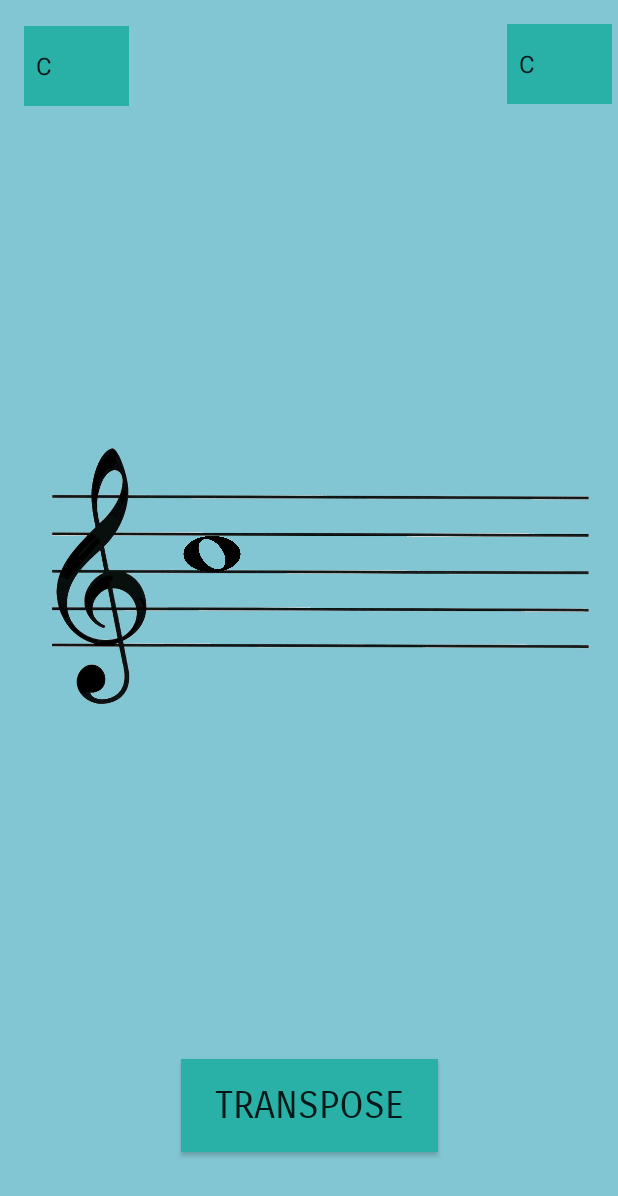
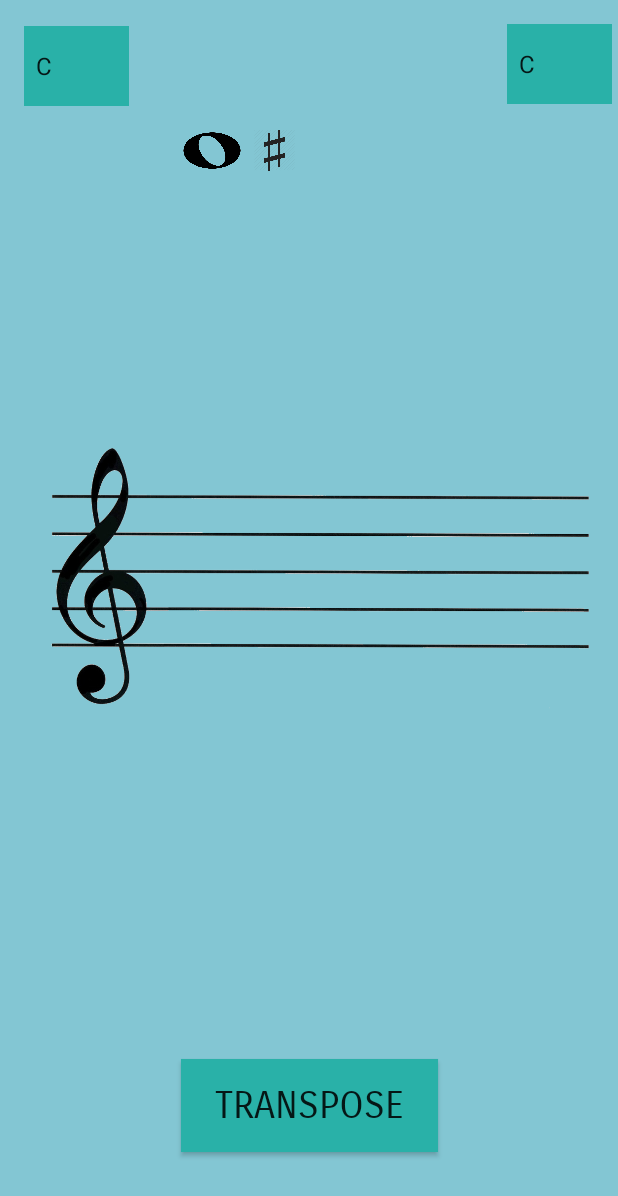
Before and after one commit to Gurnek/Transposer, an Android app: the MainActivity screen opened directly, with no data from a screen before it, after a tap on "TRANSPOSE", on a phone screen of 412 x 824 dp. Shown: the top 1196 px of the screen. Run offline under Robolectric (Android 15) with nearby library versions, the phone set to English and light mode, and no system bars; libraries missing offline, so code that uses them is left out: jm.music.data, jm.util; 2 other taps on this screen came first.

Commit message:
transpose first pass

```diff
--- a/app/src/main/java/com/xyz/gbd/transposer/MainActivity.java
+++ b/app/src/main/java/com/xyz/gbd/transposer/MainActivity.java
@@ -3,7 +3,7 @@ import jm.JMC;
 import jm.music.data.Note;
 import jm.util.Play;
 
-import android.content.res.Resources;
+import java.util.Calendar;
 import android.support.v7.app.AppCompatActivity;
 import android.os.Bundle;
 import android.util.Log;
@@ -15,10 +15,6 @@ import android.widget.ImageView;
 import android.widget.Spinner;
 import jm.JMC.*;
 
-import java.lang.reflect.Field;
-
-
-
 public class MainActivity extends AppCompatActivity implements View.OnTouchListener {
     ImageView sans1;
     ImageView sans2;
@@ -29,6 +25,9 @@ public class MainActivity extends AppCompatActivity implements View.OnTouchListe
     Spinner end;
     Spinner begin;
     public float stepSize;
+    private long startTime = 0;
+    private int distFromCenter = 0;
+    protected final int MAX_STEPS = 5;
 
     @Override
     protected void onCreate(Bundle savedInstanceState) {
@@ -50,6 +49,14 @@ public class MainActivity extends AppCompatActivity implements View.OnTouchListe
         noteSharp = findViewById(R.id.notesharp);
         staff = findViewById(R.id.staff);
 
+        wholeNote.setOnTouchListener(this);
+        wholeNote.setOnClickListener(new View.OnClickListener() {
+            @Override
+            public void onClick(View v) {
+                rotateAccidental();
+            }
+        });
+
         begin.setOnItemSelectedListener(new AdapterView.OnItemSelectedListener() {
             @Override
             public void onItemSelected(AdapterView<?> parent, View view, int position, long id) {
@@ -61,6 +68,7 @@ public class MainActivity extends AppCompatActivity implements View.OnTouchListe
 
             }
         });
+        setKey("C");
         staff = findViewById(R.id.staff);
         sans1 = findViewById(R.id.sans1);
         sans2 = findViewById(R.id.sans2);
@@ -68,27 +76,31 @@ public class MainActivity extends AppCompatActivity implements View.OnTouchListe
         sans2.setAlpha(0.0f);
     }
 
-    public static void playnotes(String[] notweSounds) {
+    public static void playnotes(String[] noteSounds) {
         Note note = new Note();
         note.setPitch(JMC.PITCH);
         note.setDynamic(JMC.FF);
         note.setDuration(JMC.HALF_NOTE);
         Play.midi(note);
     }
+
     public void onTransposeClicked(View view) {
         setKey(end.getSelectedItem().toString());
+        int stepsToMove = Transposer.transposeNote(Transposer.getSteps(begin.getSelectedItem().toString(), end.getSelectedItem().toString()), distFromCenter);
+        setNoteComponentY(wholeNote.getY() + stepSize * stepsToMove);
     }
 
     private void snapY() {
         stepSize = Math.abs(sans1.getY() - sans2.getY()) / 2;
-        float centerStaffY = sans1.getY();
+        float centerStaffY = sans1.getY() +;
         float dist = wholeNote.getY() - centerStaffY;
-        float stepsAway = Math.round(dist / stepSize);
-        wholeNote.setY(centerStaffY + stepsAway * stepSize);
+        int stepsAway = Math.round(dist / stepSize);
+        distFromCenter = -1 * stepsAway;
+        setNoteComponentY(centerStaffY + stepsAway * stepSize);
     }
 
     private String getNote() {
-        return "GO FUCK YOURSELF";
+        return "";
     }
 
     private void setKey(String currentKey) {
@@ -203,28 +215,34 @@ public class MainActivity extends AppCompatActivity implements View.OnTouchListe
         }
     }
 
+    private void setNoteComponentY(float y) {
+        wholeNote.setY(y);
+        noteSharp.setY(y);
+        noteFlat.setY(y);
+    }
+
     private boolean moving = false;
 
     @Override
     public boolean onTouch(View v, MotionEvent event) {
+        int maxTime = 200;
         switch (event.getAction()) {
             case MotionEvent.ACTION_DOWN:
-                //rotateAccidental();
                 moving = true;
+                startTime = Calendar.getInstance().getTimeInMillis();
                 break;
             case MotionEvent.ACTION_MOVE:
                 if (moving) {
                     float y = event.getRawY() - wholeNote.getHeight() * 3 / 2;
-                    wholeNote.setY(y);
-                    //noteFlat.setY(y);
-                    //noteSharp.setY(y);
+                    setNoteComponentY(y);
                 }
                 break;
             case MotionEvent.ACTION_UP:
-                Log.e("noteCheck", "Raw y: " + event.getRawY());
-                Log.e("posCheck", "Modified height: " + (wholeNote.getHeight() * 3 / 2));
-                Log.e("endCheck", "Combined ending pos = : " + (event.getRawY() - wholeNote.getHeight() * 3 / 2));
+                if (Calendar.getInstance().getTimeInMillis() - startTime < maxTime) {
+                    rotateAccidental();
+                }
                 snapY();
+                Log.e("Distfromcenter: ", Integer.toString(distFromCenter));
                 moving = false;
                 break;
         }
--- a/lib/src/main/java/com/xyz/gbd/lib/Transposer.java
+++ b/app/src/main/java/com/xyz/gbd/transposer/Transposer.java
@@ -1,12 +1,16 @@
-package com.xyz.gbd.lib;
+package com.xyz.gbd.transposer;
 
 import java.util.ArrayList;
 import java.util.Arrays;
 
 public class Transposer {
 
-    public int getSteps(String key1, String key2) {
-        ArrayList<String> possibleKeys = new ArrayList<> (Arrays.asList("C", "Db", "Dd", "Eb", "E", "F", "Gb", "G", "Ab", "A", "Bb", "B"));
+    protected static final int MAX_STEPS = 5;
+
+    public static int getSteps(String key1, String key2) {
+        String modKey1 = key1.substring(0, 1);
+        String modKey2 = key2.substring(0, 1);
+        ArrayList<String> possibleKeys = new ArrayList<> (Arrays.asList("C", "D", "E", "F", "G", "A", "B"));
         int firstPos = possibleKeys.indexOf(key1);
         int secondPos = possibleKeys.indexOf(key2);
         int steps = (Math.abs(firstPos - secondPos));
@@ -15,7 +19,7 @@ public class Transposer {
         }
         return steps;
     }
-    public void transposeNote(int numSteps) {
+    public static int transposeNote(int numSteps, int currentDist) {
         /**
         double noteTemp = noteValue;
         boolean isInteger = false;
@@ -48,5 +52,12 @@ public class Transposer {
         }
         return noteTemp;
          */
+        int newDist = currentDist + (numSteps % 7);
+        if (newDist > 5) {
+            newDist -= 7;
+        } else if (newDist < -5) {
+            newDist += 7;
+        }
+        return newDist;
     }
 }
--- a/app/src/main/res/layout/activity_main.xml
+++ b/app/src/main/res/layout/activity_main.xml
@@ -347,27 +347,27 @@
         app:srcCompat="@drawable/wholenote" />
 
     <ImageView
-        android:id="@+id/sans1"
+        android:id="@+id/sans2"
         android:layout_width="70dp"
         android:layout_height="33dp"
         app:layout_constraintBottom_toBottomOf="@+id/staff"
         app:layout_constraintEnd_toEndOf="@+id/staff"
-        app:layout_constraintHorizontal_bias="0.97"
+        app:layout_constraintHorizontal_bias="0.996"
         app:layout_constraintStart_toStartOf="@+id/staff"
         app:layout_constraintTop_toTopOf="@+id/staff"
-        app:layout_constraintVertical_bias="0.76"
+        app:layout_constraintVertical_bias="0.59000003"
         app:srcCompat="@drawable/sans" />
 
     <ImageView
-        android:id="@+id/sans2"
+        android:id="@+id/sans1"
         android:layout_width="48dp"
         android:layout_height="32dp"
         app:layout_constraintBottom_toBottomOf="@+id/staff"
         app:layout_constraintEnd_toEndOf="@+id/staff"
-        app:layout_constraintHorizontal_bias="0.94"
+        app:layout_constraintHorizontal_bias="0.955"
         app:layout_constraintStart_toStartOf="@+id/staff"
         app:layout_constraintTop_toTopOf="@+id/staff"
-        app:layout_constraintVertical_bias="0.58000004"
+        app:layout_constraintVertical_bias="0.421"
         app:srcCompat="@drawable/sans" />
 
 </android.support.constraint.ConstraintLayout>
```
